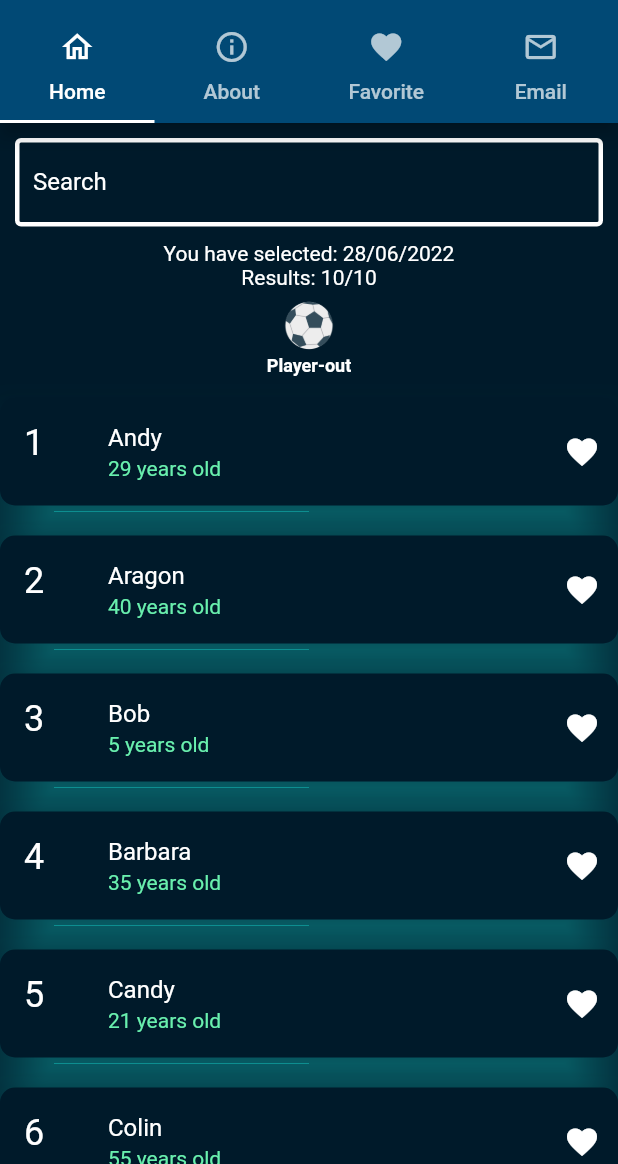
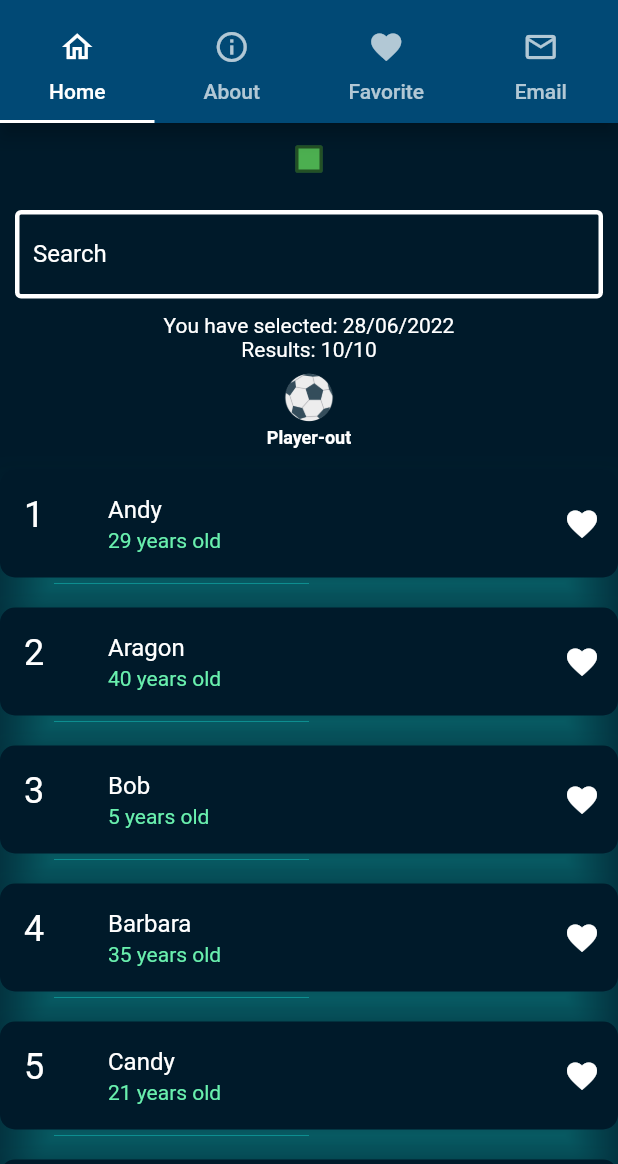
Before and after one commit to Hadjimamas/Testing_Project, a Flutter app: the screen it shows after launch, on a phone screen of 412 x 824 dp, the part 72-1236 px from its top. Run offline on Flutter 3.47's test engine with Material 2 defaults, Android fonts, the phone set to English and light mode, and no system bars; drawn by our look-alikes of overlay_support; our stand-ins replace connectivity_plus, google_fonts, package_info_plus; missing offline and left inert: draggable_scrollbar, flutter_mailer.

Commit message:
Practice Project

```diff
--- a/lib/home_page.dart
+++ b/lib/home_page.dart
@@ -40,6 +40,7 @@ class MyHomePage extends StatefulWidget {
 DateTime selectedDate = DateTime.now();
 
 class MyHomePageState extends State<MyHomePage> {
+  bool isChecked = false;
   TextEditingController editingController = TextEditingController();
   final List<Map<String, dynamic>> _allUsers = [
     {"id": 1, "name": "Andy", "age": 29},
@@ -116,6 +117,7 @@ class MyHomePageState extends State<MyHomePage> {
     if (picked != null) {
       setState(() {
         selectedDate = picked;
+        print('Picker Date: ${formatDateTime(selectedDate)}');
       });
       showSimpleNotification(Text('Date Selected ${formatDateTime(picked)}'),
           leading: const Icon(Icons.event_available_outlined),
@@ -133,6 +135,18 @@ class MyHomePageState extends State<MyHomePage> {
 
   @override
   Widget build(BuildContext context) {
+    Color getColor(Set<MaterialState> states) {
+      const Set<MaterialState> interactiveStates = <MaterialState>{
+        MaterialState.pressed,
+        MaterialState.hovered,
+        MaterialState.focused,
+      };
+      if (states.any(interactiveStates.contains)) {
+        return Colors.red;
+      }
+      return Colors.green;
+    }
+
     String newDate = formatDateTime(selectedDate);
     String allUsers = _allUsers.length.toString();
     String foundUsers = _foundUsers.length.toString();
@@ -198,6 +212,17 @@ class MyHomePageState extends State<MyHomePage> {
           children: [
             Column(
               children: [
+                Checkbox(
+                  checkColor: Colors.white,
+                  fillColor: MaterialStateProperty.resolveWith(getColor),
+                  value: isChecked,
+                  onChanged: (bool? value) {
+                    setState(() {
+                      isChecked = value!;
+                      print('Checkbox value: $isChecked');
+                    });
+                  },
+                ),
                 search((value) => runFilter(value), editingController),
                 Text('You have selected: $newDate'),
                 Text('Results: $foundUsers/$allUsers'),
--- a/lib/mail.dart
+++ b/lib/mail.dart
@@ -17,7 +17,6 @@ class EmailSender extends StatefulWidget {
 
 class EmailSenderState extends State<EmailSender> {
   bool useTempDirectory = true;
-  List<String> attachment = <String>[];
   final TextEditingController _subjectController = TextEditingController();
   final TextEditingController _bodyController = TextEditingController();
 
@@ -37,11 +36,10 @@ class EmailSenderState extends State<EmailSender> {
     final MailOptions mailOptions = MailOptions(
       body: _bodyController.text,
       subject: _subjectController.text,
-      recipients: <String>['example@example.com'],
+      recipients: <String>['flutterlivescore@gmail.com'],
       isHTML: true,
       // bccRecipients: ['other@example.com'],
-      ccRecipients: <String>['third@example.com'],
-      attachments: attachment,
+      ccRecipients: <String>['andreashadjimama@hotmail.com'],
     );
 
     String platformResponse;
--- a/lib/widget.dart
+++ b/lib/widget.dart
@@ -21,6 +21,7 @@ Widget search(
 
 Future<void> modalBottomSheet(BuildContext context) {
   return showModalBottomSheet<void>(
+    barrierColor: const Color(0x80014A75),
     context: context,
     builder: (BuildContext context) {
       return Container(
```
